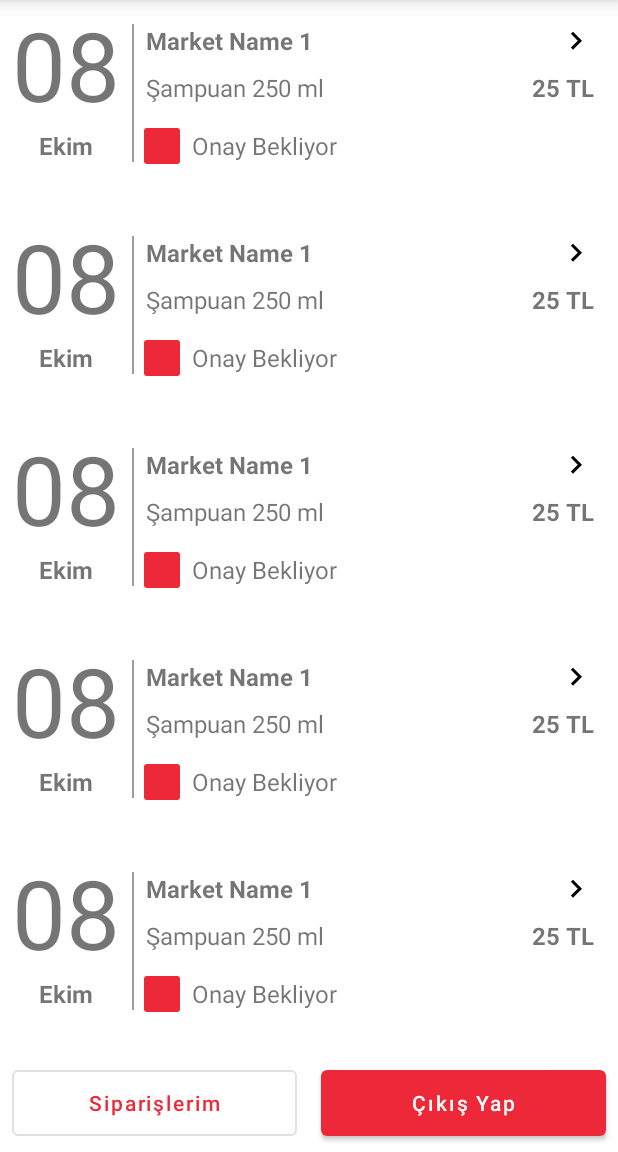
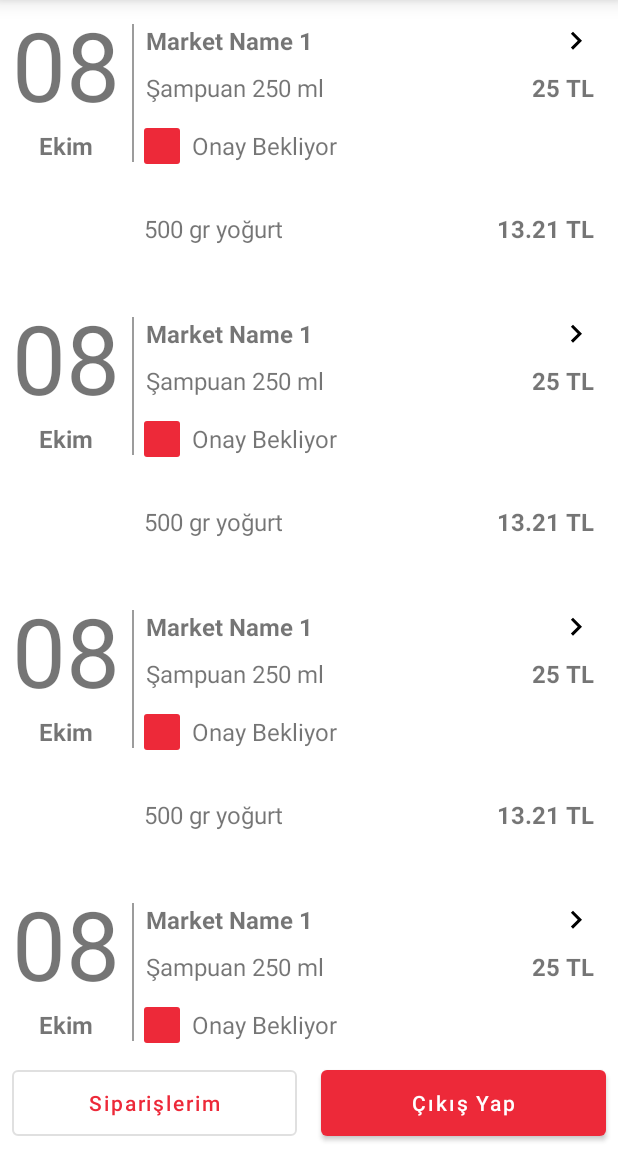
Before and after one commit to nuhkoca/market_tech_challenge, an Android app: the layout activity_orders.xml on its own in the app's theme, with its tools: preview values and no code run, on a phone screen of 412 x 824 dp, the part 84-1236 px from its top. Run offline under Robolectric (Android 15) with nearby library versions, the light colour scheme and no system bars.

Commit message:
Add rotation and displaying detail

```diff
--- a/app/src/main/res/layout/view_orders_layout.xml
+++ b/app/src/main/res/layout/view_orders_layout.xml
@@ -4,8 +4,12 @@
     xmlns:tools="http://schemas.android.com/tools"
     >
   <androidx.constraintlayout.widget.ConstraintLayout
+      android:id="@+id/orderLayout"
       android:layout_width="match_parent"
       android:layout_height="wrap_content"
+      android:background="?attr/selectableItemBackground"
+      android:clickable="true"
+      android:focusable="true"
       android:paddingBottom="@dimen/spacing_big"
       >
 
@@ -138,5 +142,47 @@
         app:constraint_referenced_ids="tvOrderName,tvPrice"
         />
 
+    <androidx.constraintlayout.widget.ConstraintLayout
+        android:id="@+id/layoutDetail"
+        android:layout_width="0dp"
+        android:layout_height="wrap_content"
+        android:layout_marginTop="@dimen/spacing_normal"
+        android:animateLayoutChanges="true"
+        android:visibility="gone"
+        app:layout_constraintEnd_toEndOf="parent"
+        app:layout_constraintStart_toStartOf="@id/ivStatus"
+        app:layout_constraintTop_toBottomOf="@+id/ivStatus"
+        tools:visibility="visible"
+        >
+
+      <TextView
+          android:id="@+id/tvDetail"
+          android:layout_width="0dp"
+          android:layout_height="wrap_content"
+          android:layout_marginTop="@dimen/spacing_normal"
+          android:paddingEnd="@dimen/spacing_normal"
+          android:textSize="@dimen/font_normal"
+          app:layout_constraintEnd_toStartOf="@+id/tvDetailPrice"
+          app:layout_constraintStart_toStartOf="parent"
+          app:layout_constraintTop_toTopOf="parent"
+          tools:ignore="RtlSymmetry"
+          tools:text="500 gr yoğurt"
+          />
+
+      <TextView
+          android:id="@+id/tvDetailPrice"
+          android:layout_width="wrap_content"
+          android:layout_height="wrap_content"
+          android:layout_marginEnd="@dimen/spacing_normal"
+          android:layout_marginTop="@dimen/spacing_normal"
+          android:textSize="@dimen/font_normal"
+          android:textStyle="bold"
+          app:layout_constraintBottom_toBottomOf="@+id/tvDetail"
+          app:layout_constraintEnd_toEndOf="parent"
+          tools:text="13.21 TL"
+          />
+
+    </androidx.constraintlayout.widget.ConstraintLayout>
+
   </androidx.constraintlayout.widget.ConstraintLayout>
 </layout>
```
Also changed, not shown: app/src/main/java/com/techchallenge/marketim/ui/orders/OrdersAdapter.kt (+23 -0 lines), core/src/main/java/com/techchallenge/core/util/ext/View.kt (added, +43 -0 lines), 4 other files.
